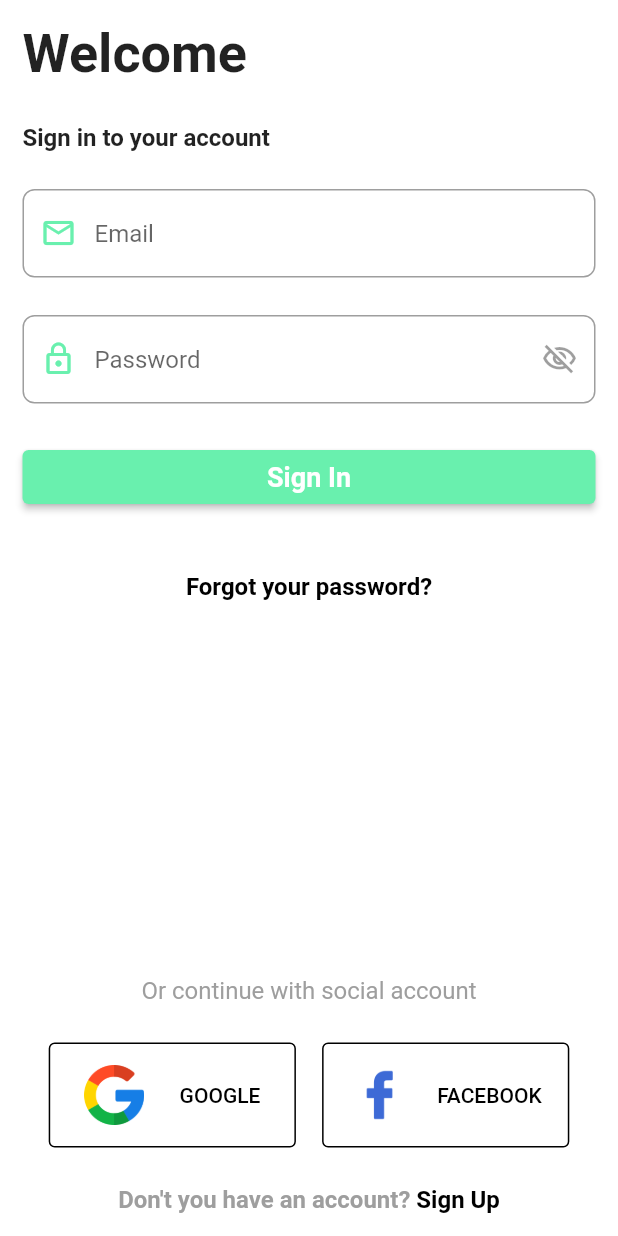
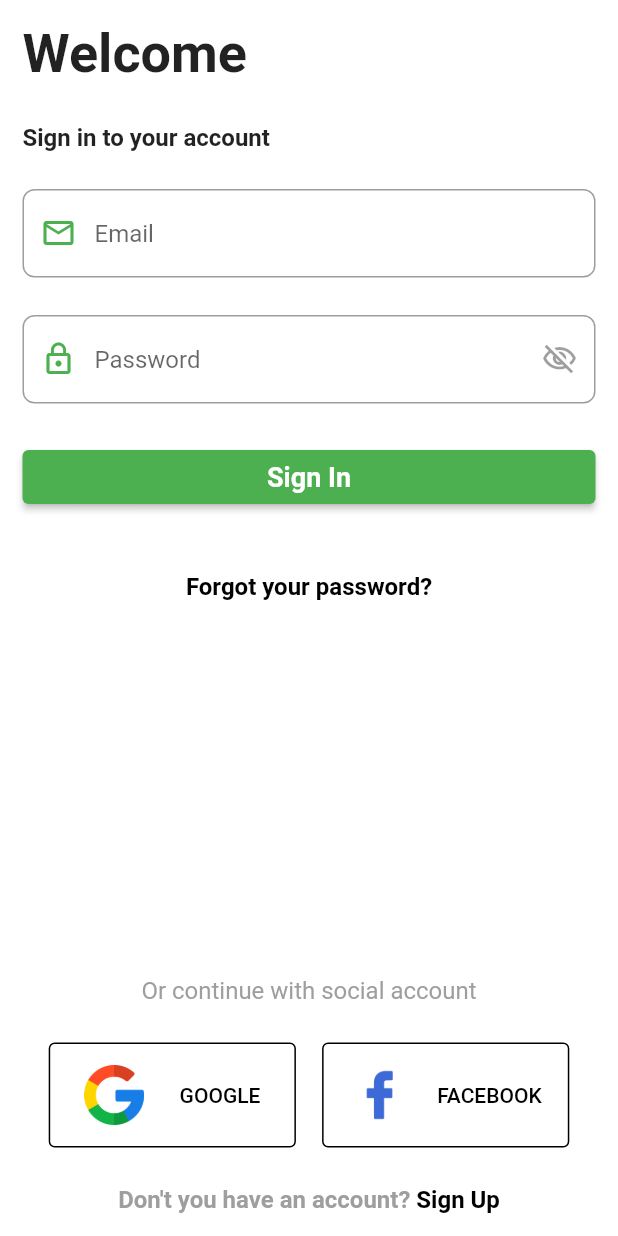
Before and after one commit to itsmohsin/manasuApp, a Flutter app: the screen it shows after launch, on a phone screen of 412 x 824 dp. Run offline on Flutter 3.47's test engine with Material 2 defaults, Android fonts, the phone set to English and light mode, and no system bars; our stand-ins replace font_awesome_flutter.

Commit message:
working on main layout

```diff
--- a/lib/components/button.dart
+++ b/lib/components/button.dart
@@ -6,12 +6,12 @@ class Button extends StatelessWidget {
       {super.key,
       required this.width,
       required this.title,
-      required this.disabled,
+      required this.disable,
       required this.onPressed});
 
   final double width;
   final String title;
-  final bool disabled;
+  final bool disable;
   final Function() onPressed;
 
   @override
@@ -23,7 +23,7 @@ class Button extends StatelessWidget {
           backgroundColor: Config.primaryColor,
           foregroundColor: Colors.white,
         ),
-        onPressed: disabled ? null : () => onPressed,
+        onPressed: disable ? null : onPressed,
         child: Text(
           title,
           style: const TextStyle(
--- a/lib/components/login_form.dart
+++ b/lib/components/login_form.dart
@@ -65,8 +65,11 @@ class _LoginFormState extends State<LoginForm> {
           Button(
             width: double.infinity,
             title: 'Sign In',
-            onPressed: () {},
-            disabled: false,
+            onPressed: () {
+              // let's login manually
+              Navigator.of(context).pushNamed('main');
+            },
+            disable: false,
           ),
         ],
       ),
--- a/lib/utils/config.dart
+++ b/lib/utils/config.dart
@@ -44,5 +44,5 @@ class Config {
         color: Colors.red,
       ));
 
-  static const primaryColor = Colors.greenAccent;
+  static const primaryColor = Colors.green;
 }
```
Also changed, not shown: lib/main_layout.dart (+38 -1 lines), lib/screens/appointment_page.dart (added, +17 -0 lines), lib/screens/home_page.dart (added, +17 -0 lines).
